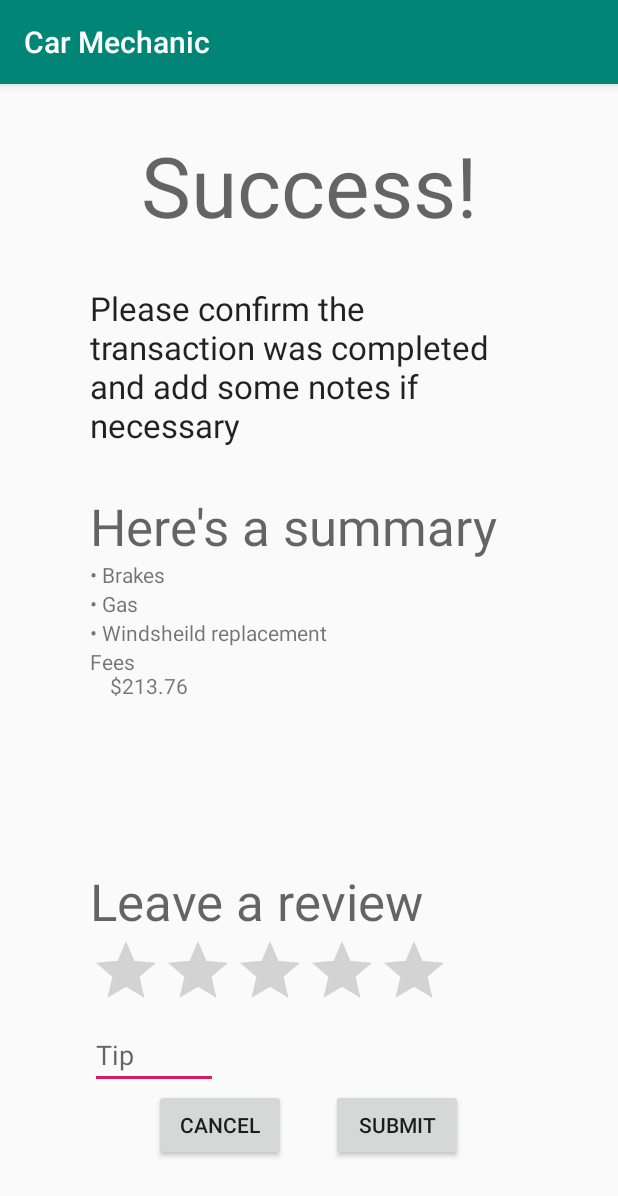
After one commit to WHOmagoo/CarMechanic, an Android app: the CustomersReviewPage screen opened directly, with no data from a screen before it, on a phone screen of 412 x 824 dp. The commit adds this screen. Shown: the top 1196 px of the screen. Run offline under Robolectric (Android 15) with nearby library versions, the phone set to English and light mode, and no system bars.

Commit message:
Add some more pages

```diff
--- a/app/src/main/AndroidManifest.xml
+++ b/app/src/main/AndroidManifest.xml
@@ -9,7 +9,11 @@
         android:roundIcon="@mipmap/ic_launcher_round"
         android:supportsRtl="true"
         android:theme="@style/AppTheme">
-        <activity android:name=".EditProfileActivity"></activity>
+        <activity android:name=".MechanicsReviewPage"></activity>
+        <activity android:name=".CustomersReviewPage" />
+        <activity android:name=".IgnoredScreen" />
+        <activity android:name=".MechanicHomeView" />
+        <activity android:name=".EditProfileActivity" />
         <activity android:name=".NotifyingActivity" />
         <activity
             android:name=".RequestSOS"
--- /dev/null
+++ b/app/src/main/java/com/example/carmechanic/CustomersReviewPage.java
@@ -0,0 +1,31 @@
+package com.example.carmechanic;
+
+import androidx.appcompat.app.AppCompatActivity;
+
+import android.content.Intent;
+import android.os.Bundle;
+import android.view.View;
+import android.widget.Toast;
+
+public class CustomersReviewPage extends AppCompatActivity {
+
+    @Override
+    protected void onCreate(Bundle savedInstanceState) {
+        super.onCreate(savedInstanceState);
+        setContentView(R.layout.activity_customers_review_page);
+    }
+
+    public void onReviewSubmit(View view) {
+        Toast.makeText(this, "Submitted", Toast.LENGTH_SHORT).show();
+        Intent toMain = new Intent(this, MainActivity.class);
+        startActivity(toMain);
+        finish();
+    }
+
+    public void onCancel(View view){
+        Toast.makeText(this, "Canceled", Toast.LENGTH_SHORT).show();
+        Intent toMain = new Intent(this, MainActivity.class);
+        startActivity(toMain);
+        finish();
+    }
+}
--- /dev/null
+++ b/app/src/main/res/layout/activity_customers_review_page.xml
@@ -0,0 +1,125 @@
+<?xml version="1.0" encoding="utf-8"?>
+<androidx.constraintlayout.widget.ConstraintLayout xmlns:android="http://schemas.android.com/apk/res/android"
+    xmlns:app="http://schemas.android.com/apk/res-auto"
+    xmlns:tools="http://schemas.android.com/tools"
+    android:layout_width="match_parent"
+    android:layout_height="match_parent"
+    tools:context=".CustomersReviewPage">
+
+    <LinearLayout
+        android:layout_width="match_parent"
+        android:layout_height="match_parent"
+        android:orientation="vertical">
+
+        <TextView
+            android:id="@+id/textView19"
+            android:layout_width="match_parent"
+            android:layout_height="wrap_content"
+            android:layout_margin="30dp"
+            android:text="Success!"
+            android:textAlignment="center"
+            android:textAppearance="@style/TextAppearance.AppCompat.Display3" />
+
+        <TextView
+            android:id="@+id/textView20"
+            android:layout_width="match_parent"
+            android:layout_height="wrap_content"
+            android:paddingLeft="60dp"
+            android:paddingRight="60dp"
+            android:text="Please confirm the transaction was completed and add some notes if necessary"
+            android:textAppearance="@style/TextAppearance.AppCompat.Large" />
+
+        <TextView
+            android:id="@+id/textView21"
+            android:layout_width="match_parent"
+            android:layout_height="wrap_content"
+            android:layout_marginLeft="60dp"
+            android:layout_marginTop="30dp"
+            android:text="Here's a summary"
+            android:textAppearance="@style/TextAppearance.AppCompat.Display1" />
+
+        <ScrollView
+            android:layout_width="match_parent"
+            android:layout_height="match_parent"
+            android:layout_marginLeft="60dp"
+            android:layout_marginRight="60dp"
+            android:layout_weight="1">
+
+            <LinearLayout
+                android:layout_width="match_parent"
+                android:layout_height="wrap_content"
+                android:orientation="vertical">
+
+                <TextView
+                    android:id="@+id/textView22"
+                    android:layout_width="match_parent"
+                    android:layout_height="wrap_content"
+                    android:text="• Brakes" />
+
+                <TextView
+                    android:id="@+id/textView23"
+                    android:layout_width="match_parent"
+                    android:layout_height="wrap_content"
+                    android:text="• Gas" />
+
+                <TextView
+                    android:id="@+id/textView24"
+                    android:layout_width="match_parent"
+                    android:layout_height="wrap_content"
+                    android:text="• Windsheild replacement" />
+
+                <TextView
+                    android:id="@+id/textView25"
+                    android:layout_width="match_parent"
+                    android:layout_height="wrap_content"
+                    android:text="Fees\n\t$213.76" />
+            </LinearLayout>
+        </ScrollView>
+
+        <TextView
+            android:id="@+id/textView26"
+            android:layout_width="match_parent"
+            android:layout_height="wrap_content"
+            android:paddingLeft="60dp"
+            android:text="Leave a review"
+            android:textAppearance="@style/TextAppearance.AppCompat.Display1" />
+
+        <RatingBar
+            android:id="@+id/ratingBar"
+            android:layout_width="wrap_content"
+            android:layout_height="wrap_content"
+            android:layout_marginLeft="60dp" />
+
+        <EditText
+            android:id="@+id/editText10"
+            android:layout_width="wrap_content"
+            android:layout_height="wrap_content"
+            android:layout_marginLeft="60dp"
+            android:ems="4"
+            android:hint="Tip"
+            android:inputType="numberDecimal" />
+
+        <LinearLayout
+            android:layout_width="wrap_content"
+            android:layout_height="wrap_content"
+            android:layout_gravity="center"
+            android:orientation="horizontal"
+            android:paddingBottom="50dp">
+
+            <Button
+                android:id="@+id/button8"
+                android:layout_width="wrap_content"
+                android:layout_height="wrap_content"
+                android:onClick="onCancel"
+                android:text="@android:string/cancel" />
+
+            <Button
+                android:id="@+id/button9"
+                android:layout_width="wrap_content"
+                android:layout_height="wrap_content"
+                android:layout_marginLeft="30dp"
+                android:onClick="onReviewSubmit"
+                android:text="Submit" />
+        </LinearLayout>
+    </LinearLayout>
+</androidx.constraintlayout.widget.ConstraintLayout>
```
Also changed, not shown: app/src/main/java/com/example/carmechanic/IgnoredScreen.java (added, +30 -0 lines), app/src/main/java/com/example/carmechanic/MainActivity.java (+12 -0 lines), app/src/main/java/com/example/carmechanic/MechanicHomeView.java (added, +60 -0 lines), app/src/main/java/com/example/carmechanic/MechanicsReviewPage.java (added, +40 -0 lines), app/src/main/res/layout/activity_ignored_screen.xml (added, +31 -0 lines), app/src/main/res/layout/activity_mechanic_home_view.xml (added, +96 -0 lines), app/src/main/res/layout/activity_mechanics_review_page.xml (added, +93 -0 lines), app/src/main/res/menu/hamburger_menu.xml (+7 -1 lines).
